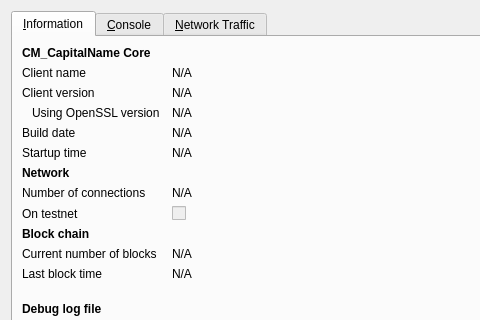
The window that src/qt/forms/rpcconsole.ui (onitsoft/nexcoin) describes before a commit, drawn with Qt 5; both pictures show x 0 to 480 and y 0 to 320 of the 740 by 450 pixel window.
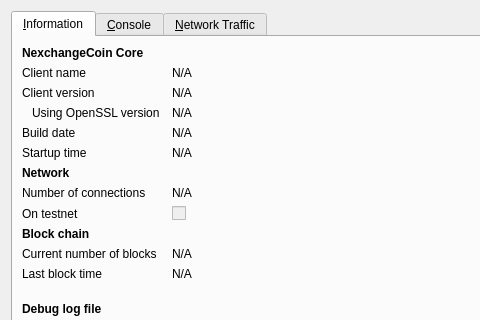
The same window after the commit. Icons and pictures are not drawn. Custom widgets are drawn as their Qt base class.

The edit to the form file:
```diff
--- a/src/qt/forms/rpcconsole.ui
+++ b/src/qt/forms/rpcconsole.ui
@@ -36,7 +36,7 @@
           </font>
          </property>
          <property name="text">
-          <string>CM_CapitalName Core</string>
+          <string>NexchangeCoin Core</string>
          </property>
         </widget>
        </item>
```
Left out of the diff: 6 changed lines with no effect on the pictures.
